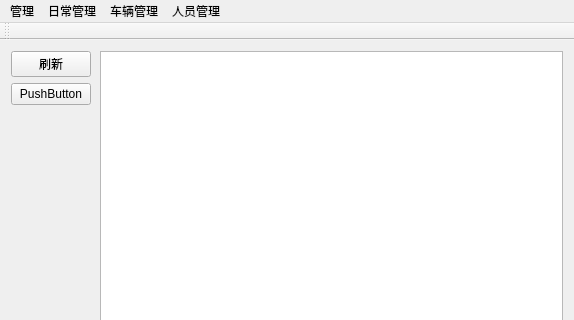
This is mainwindow.ui in chksong/MineCarsManage as Qt 5 draws it before an edit; both pictures show x 0 to 574 and y 0 to 320 of the 574 by 492 pixel window. The edited form follows.
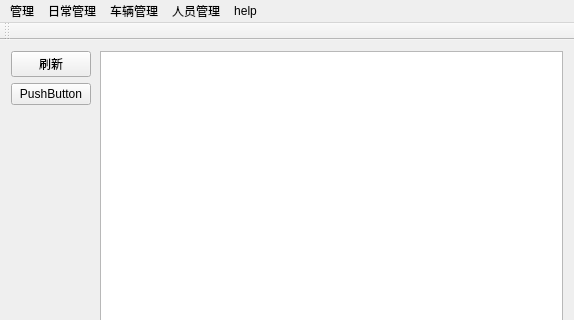
This is the edited form.

```diff
--- a/mainwindow.ui
+++ b/mainwindow.ui
@@ -64,7 +64,7 @@
      <x>0</x>
      <y>0</y>
      <width>574</width>
-     <height>22</height>
+     <height>23</height>
     </rect>
    </property>
    <widget class="QMenu" name="menu">
@@ -94,10 +94,17 @@
     </property>
     <addaction name="actionPeople"/>
    </widget>
+   <widget class="QMenu" name="menuhelp">
+    <property name="title">
+     <string>help</string>
+    </property>
+    <addaction name="actionhelp"/>
+   </widget>
    <addaction name="menu"/>
    <addaction name="menu_2"/>
    <addaction name="menu_3"/>
    <addaction name="menu_4"/>
+   <addaction name="menuhelp"/>
   </widget>
   <widget class="QToolBar" name="mainToolBar">
    <attribute name="toolBarArea">
```
Left out of the diff: 5 changed lines with no effect on the pictures.
